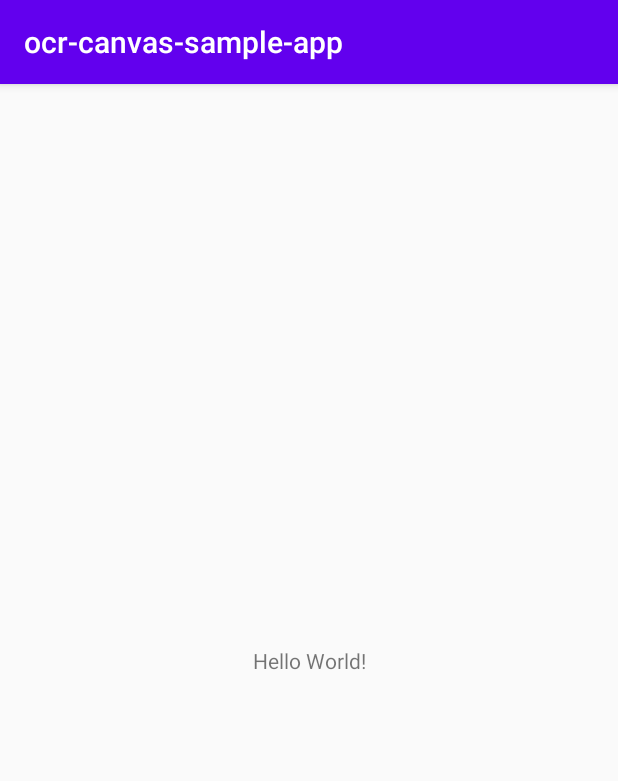
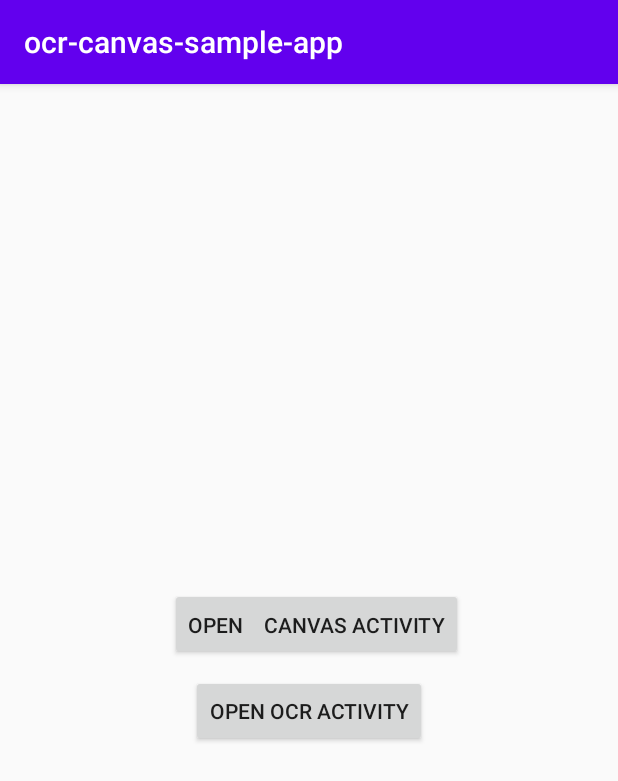
Before and after one commit to hiraok/ocr-canvas-sample-app, an Android app: the screen it shows after launch (MainActivity), on a phone screen of 412 x 824 dp. Shown: the top 781 px of the screen. Run offline under Robolectric (Android 15) with nearby library versions, the phone set to English and light mode, and no system bars.

Commit message:
canvas作成

```diff
--- a/app/build.gradle
+++ b/app/build.gradle
@@ -8,7 +8,7 @@ android {
 
     defaultConfig {
         applicationId "com.khirao.ocr_canvas_sample_app"
-        minSdkVersion 26
+        minSdkVersion 23
         targetSdkVersion 29
         versionCode 1
         versionName "1.0"
--- a/app/src/main/AndroidManifest.xml
+++ b/app/src/main/AndroidManifest.xml
@@ -1,6 +1,9 @@
 <?xml version="1.0" encoding="utf-8"?>
 <manifest xmlns:android="http://schemas.android.com/apk/res/android"
     package="com.khirao.ocr_canvas_sample_app">
+
+    <uses-permission android:name="android.permission.READ_EXTERNAL_STORAGE"/>
+    <uses-permission android:name="android.permission.WRITE_EXTERNAL_STORAGE"/>
 
     <application
         android:allowBackup="true"
@@ -16,6 +19,9 @@
                 <category android:name="android.intent.category.LAUNCHER" />
             </intent-filter>
         </activity>
+        <activity android:name=".CanvasActivity"
+            />
+        <activity android:name=".OcrActivity" />
     </application>
 
 </manifest>
--- a/app/src/main/res/layout/activity_main.xml
+++ b/app/src/main/res/layout/activity_main.xml
@@ -6,13 +6,26 @@
     android:layout_height="match_parent"
     tools:context=".MainActivity">
 
-    <TextView
+    <Button
+        android:id="@+id/canvasButton"
         android:layout_width="wrap_content"
         android:layout_height="wrap_content"
-        android:text="Hello World!"
-        app:layout_constraintBottom_toBottomOf="parent"
-        app:layout_constraintLeft_toLeftOf="parent"
-        app:layout_constraintRight_toRightOf="parent"
+        android:text="Open　Canvas Activity"
+        android:layout_marginVertical="10dp"
+        app:layout_constraintVertical_chainStyle="packed"
+        app:layout_constraintBottom_toTopOf="@id/ocrButton"
+        app:layout_constraintStart_toStartOf="parent"
+        app:layout_constraintEnd_toEndOf="parent"
+        android:layout_marginStart="10dp"
         app:layout_constraintTop_toTopOf="parent" />
 
+    <Button
+        android:id="@+id/ocrButton"
+        android:layout_width="wrap_content"
+        android:layout_height="wrap_content"
+        android:text="Open OCR Activity"
+        app:layout_constraintStart_toStartOf="parent"
+        app:layout_constraintTop_toBottomOf="@id/canvasButton"
+        app:layout_constraintBottom_toBottomOf="parent"
+        app:layout_constraintEnd_toEndOf="parent"/>
 </androidx.constraintlayout.widget.ConstraintLayout>
--- /dev/null
+++ b/app/src/main/res/layout/activity_ocr.xml
@@ -0,0 +1,6 @@
+<?xml version="1.0" encoding="utf-8"?>
+<androidx.constraintlayout.widget.ConstraintLayout
+    xmlns:android="http://schemas.android.com/apk/res/android" android:layout_width="match_parent"
+    android:layout_height="match_parent">
+
+</androidx.constraintlayout.widget.ConstraintLayout>
--- a/app/src/main/res/values/strings.xml
+++ b/app/src/main/res/values/strings.xml
@@ -1,3 +1,4 @@
 <resources>
     <string name="app_name">ocr-canvas-sample-app</string>
+    <string name="string_save_ok">保存が完了しました</string>
 </resources>
```
Also changed, not shown: app/src/main/java/com/khirao/ocr_canvas_sample_app/CanvasActivity.kt (added, +51 -0 lines), app/src/main/java/com/khirao/ocr_canvas_sample_app/CanvasView.kt (added, +73 -0 lines), app/src/main/java/com/khirao/ocr_canvas_sample_app/MainActivity.kt (+43 -1 lines), app/src/main/java/com/khirao/ocr_canvas_sample_app/OcrActivity.kt (added, +12 -0 lines), app/src/main/res/layout/activity_canvas.xml (added, +38 -0 lines), app/src/main/res/layout/dialog_layout.xml (added, +17 -0 lines).
